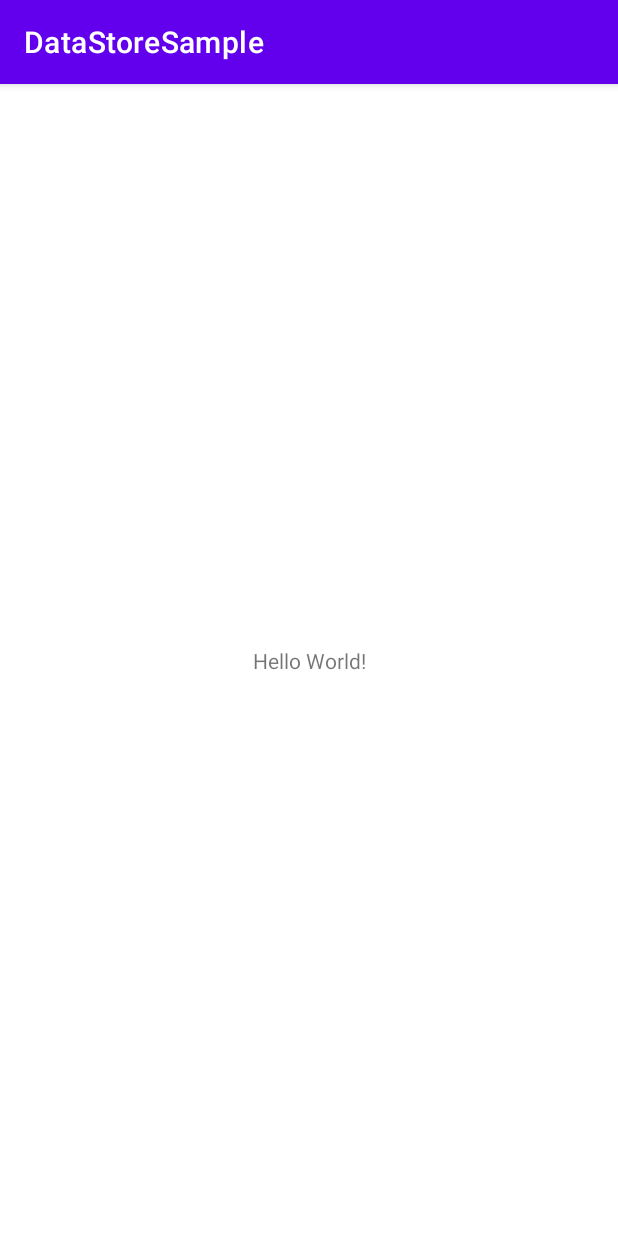
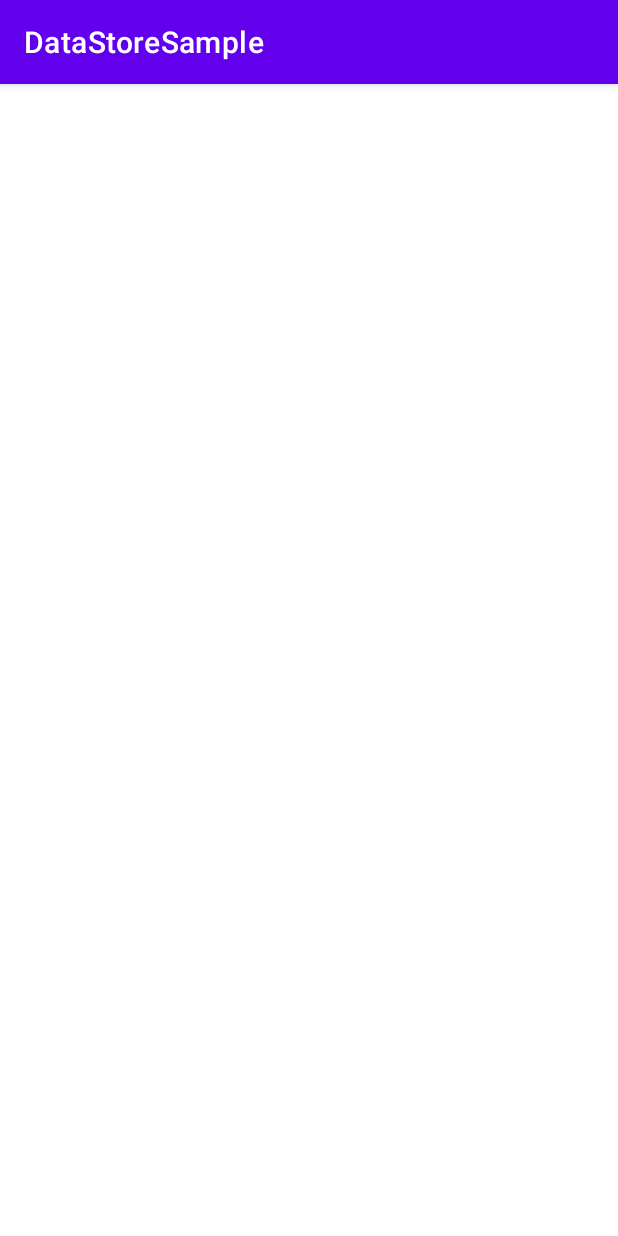
Before and after one commit to Eldhopj/DataStoreSample, an Android app: the screen it shows after launch (MainActivity), on a phone screen of 412 x 824 dp. Run offline under Robolectric (Android 15) with nearby library versions, the phone set to English and light mode, and no system bars; our stand-ins replace Dagger/Hilt's generated code.

```diff
--- a/app/build.gradle
+++ b/app/build.gradle
@@ -41,6 +41,7 @@ dependencies {
     implementation 'androidx.appcompat:appcompat:1.6.0'
     implementation 'com.google.android.material:material:1.7.0'
     implementation 'androidx.constraintlayout:constraintlayout:2.1.4'
+    implementation 'androidx.core:core-ktx:+'
     testImplementation 'junit:junit:4.13.2'
     androidTestImplementation 'androidx.test.ext:junit:1.1.5'
     androidTestImplementation 'androidx.test.espresso:espresso-core:3.5.1'
--- a/app/src/main/res/layout/activity_main.xml
+++ b/app/src/main/res/layout/activity_main.xml
@@ -4,15 +4,4 @@
     xmlns:tools="http://schemas.android.com/tools"
     android:layout_width="match_parent"
     android:layout_height="match_parent"
-    tools:context=".MainActivity">
-
-    <TextView
-        android:layout_width="wrap_content"
-        android:layout_height="wrap_content"
-        android:text="Hello World!"
-        app:layout_constraintBottom_toBottomOf="parent"
-        app:layout_constraintEnd_toEndOf="parent"
-        app:layout_constraintStart_toStartOf="parent"
-        app:layout_constraintTop_toTopOf="parent" />
-
-</androidx.constraintlayout.widget.ConstraintLayout>
+    tools:context=".MainActivity"/>
--- a/build.gradle
+++ b/build.gradle
@@ -2,6 +2,6 @@
 plugins {
     id 'com.android.application' version '7.4.0' apply false
     id 'com.android.library' version '7.4.0' apply false
-    id 'org.jetbrains.kotlin.android' version '1.7.21' apply false
+    id 'org.jetbrains.kotlin.android' version '1.8.0' apply false
     id 'com.google.dagger.hilt.android' version '2.44' apply false
 }
```
Also changed, not shown: app/src/main/java/com/example/datastoresample/DataStoreDao.kt (+17 -4 lines), app/src/main/java/com/example/datastoresample/DataStoreExtension.kt (added, +39 -0 lines).
